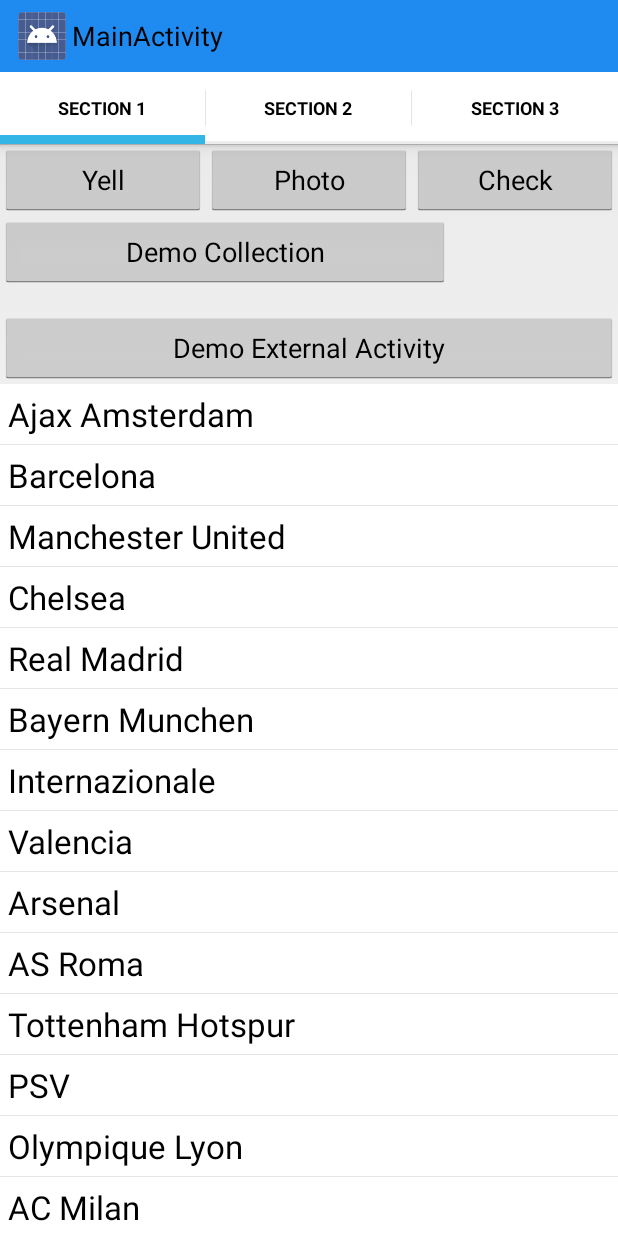
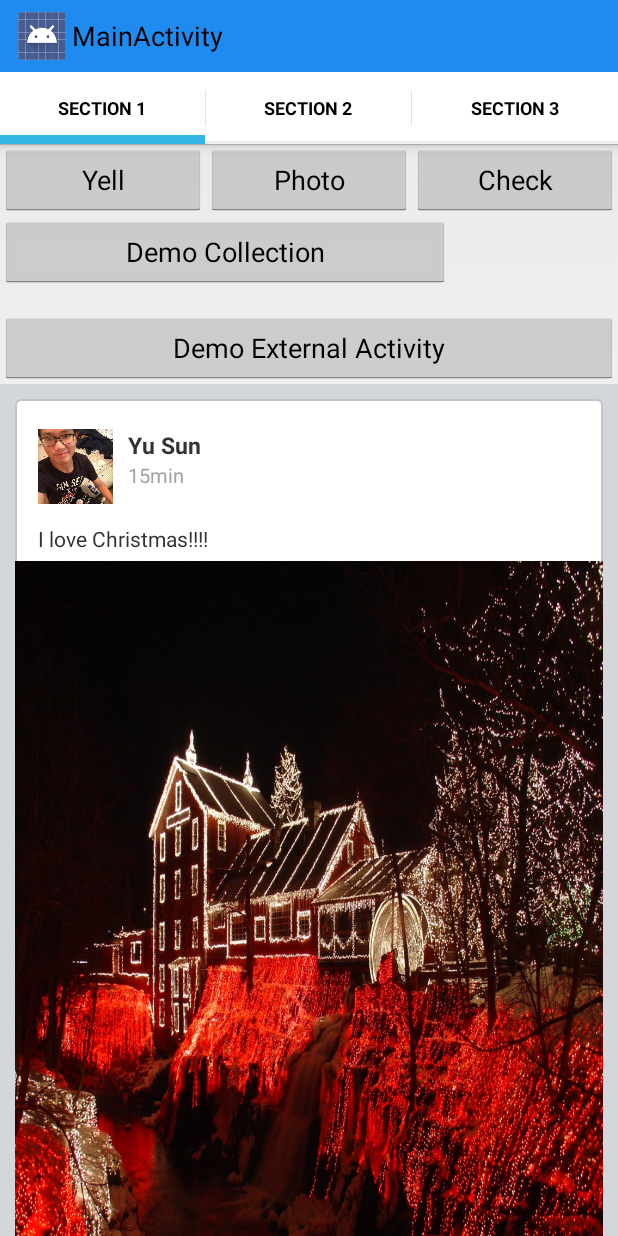
Before and after one commit to dingliheng/YellerAndroid, an Android app: the screen it shows after launch (MainActivity), on a phone screen of 412 x 824 dp. Run offline under Robolectric (Android 15) with nearby library versions, the phone set to English and light mode, and no system bars; libraries missing offline, so code that uses them is left out: com.beardedhen.androidbootstrap; plain views replace BootstrapButton; 16 statements that could not run were skipped.

Commit message:
Big BreakThrough!!

```diff
--- a/app/src/main/java/edu/utaustin/yusun/yellerandroid/LaunchpadSectionFragment.java
+++ b/app/src/main/java/edu/utaustin/yusun/yellerandroid/LaunchpadSectionFragment.java
@@ -282,6 +282,7 @@ public class LaunchpadSectionFragment extends Fragment {
             public TextView name;
         }
 
+
         /**
          * Loads the data.
          */
@@ -294,22 +295,7 @@ public class LaunchpadSectionFragment extends Fragment {
             items.add("Ajax Amsterdam");
             items.add("Barcelona");
             items.add("Manchester United");
-            items.add("Chelsea");
-            items.add("Real Madrid");
-            items.add("Bayern Munchen");
-            items.add("Internazionale");
-            items.add("Valencia");
-            items.add("Arsenal");
-            items.add("AS Roma");
-            items.add("Tottenham Hotspur");
-            items.add("PSV");
-            items.add("Olympique Lyon");
-            items.add("AC Milan");
-            items.add("Dortmund");
-            items.add("Schalke 04");
-            items.add("Twente");
-            items.add("Porto");
-            items.add("Juventus");
+
 
 
             // MANDATORY: Notify that the data has changed
@@ -344,7 +330,7 @@ public class LaunchpadSectionFragment extends Fragment {
             if (convertView == null){
                 rowView = inflater.inflate(R.layout.list_item,null);
 
-                viewHolder.name = (TextView) rowView.findViewById(R.id.textView1);
+                viewHolder.name = (TextView) rowView.findViewById(R.id.name);
 
                 rowView.setTag(viewHolder);
             }
@@ -353,6 +339,25 @@ public class LaunchpadSectionFragment extends Fragment {
 
             holder.name.setText(record);
 
+            TextView name = (TextView) rowView.findViewById(R.id.name);
+            name.setText("Yu Sun");
+            TextView timestamp = (TextView) rowView
+                    .findViewById(R.id.timestamp);
+            timestamp.setText("15min");
+
+            TextView statusMsg = (TextView) rowView
+                    .findViewById(R.id.txtStatusMsg);
+            statusMsg.setText("I love Christmas!!!!");
+
+            ImageView profilePic = (ImageView) rowView
+                    .findViewById(R.id.profilePic);
+            profilePic.setImageResource(R.mipmap.avatar);
+
+            ImageView feedImageView = (ImageView) rowView
+                    .findViewById(R.id.feedImage1);
+            feedImageView.setImageResource(R.mipmap.christmas);
+
+
             return rowView;
         }
     }
--- /dev/null
+++ b/app/src/main/java/edu/utaustin/yusun/yellerandroid/edu/utaustin/yusun/yellerandroid/data/ListItem.java
@@ -0,0 +1,74 @@
+package edu.utaustin.yusun.yellerandroid.edu.utaustin.yusun.yellerandroid.data;
+
+/**
+ * Created by yusun on 11/15/15.
+ */
+public class ListItem {
+    private int id;
+    private String name, status, image, profilePic, timeStamp;
+
+    public ListItem () {
+
+    }
+
+    public ListItem(int id, String name, String image, String status,
+                    String profilePic, String timeStamp, String url) {
+        super();
+        this.id = id;
+        this.name = name;
+        this.image = image;
+        this.status = status;
+        this.profilePic = profilePic;
+        this.timeStamp = timeStamp;
+
+    }
+
+    public int getId() {
+        return id;
+    }
+
+    public void setId(int id) {
+        this.id = id;
+    }
+
+    public String getName() {
+        return name;
+    }
+
+    public void setName(String name) {
+        this.name = name;
+    }
+
+    public String getImge() {
+        return image;
+    }
+
+    public void setImge(String image) {
+        this.image = image;
+    }
+
+    public String getStatus() {
+        return status;
+    }
+
+    public void setStatus(String status) {
+        this.status = status;
+    }
+
+    public String getProfilePic() {
+        return profilePic;
+    }
+
+    public void setProfilePic(String profilePic) {
+        this.profilePic = profilePic;
+    }
+
+    public String getTimeStamp() {
+        return timeStamp;
+    }
+
+    public void setTimeStamp(String timeStamp) {
+        this.timeStamp = timeStamp;
+    }
+
+}
--- /dev/null
+++ b/app/src/main/res/drawable/bg_parent_rounded_corner.xml
@@ -0,0 +1,19 @@
+<?xml version="1.0" encoding="utf-8"?>
+<shape xmlns:android="http://schemas.android.com/apk/res/android"
+    android:shape="rectangle" >
+
+    <!-- view background color -->
+    <solid android:color="@color/feed_item_bg" >
+    </solid>
+
+    <!-- view border color and width -->
+    <stroke
+        android:width="@dimen/feed_item_border_width"
+        android:color="@color/feed_item_border" >
+    </stroke>
+
+    <!-- Here is the corner radius -->
+    <corners android:radius="@dimen/feed_item_corner_radius" >
+    </corners>
+
+</shape>
--- a/app/src/main/res/layout/activity_publish_mood.xml
+++ b/app/src/main/res/layout/activity_publish_mood.xml
@@ -78,6 +78,7 @@
         android:layout_marginTop="10dp"
         android:layout_alignParentRight="true"
         android:text="Anonymous"
+        app:buttonMode="checkbox"
         app:bootstrapBrand="danger"
         app:showOutline="true"
         app:roundedCorners="true"
--- a/app/src/main/res/layout/list_item.xml
+++ b/app/src/main/res/layout/list_item.xml
@@ -1,12 +1,79 @@
 <?xml version="1.0" encoding="utf-8"?>
 <LinearLayout xmlns:android="http://schemas.android.com/apk/res/android"
-    android:layout_width="match_parent" android:layout_height="wrap_content">
-    <TextView
-        android:id="@+id/textView1"
-        android:layout_width="wrap_content"
+    android:layout_width="match_parent"
+    android:layout_height="match_parent"
+    android:background="@color/feed_bg"
+    android:orientation="vertical" >
+
+    <LinearLayout
+        android:layout_width="fill_parent"
         android:layout_height="fill_parent"
-        android:padding="5dp"
-        android:singleLine="true"
-        android:textColor="@android:color/black"
-        android:textSize="10pt" />
+
+        android:layout_marginLeft="@dimen/feed_item_margin"
+        android:layout_marginRight="@dimen/feed_item_margin"
+        android:layout_marginTop="@dimen/feed_item_margin"
+        android:background="@drawable/bg_parent_rounded_corner"
+        android:orientation="vertical"
+        android:paddingBottom="@dimen/feed_item_padding_top_bottom"
+        android:paddingTop="@dimen/feed_item_padding_top_bottom" >
+
+        <LinearLayout
+            android:layout_width="fill_parent"
+            android:layout_height="wrap_content"
+            android:orientation="horizontal"
+            android:paddingLeft="@dimen/feed_item_padding_left_right"
+            android:paddingRight="@dimen/feed_item_padding_left_right" >
+
+            <ImageView
+                android:id="@+id/profilePic"
+                android:layout_width="@dimen/feed_item_profile_pic"
+                android:layout_height="@dimen/feed_item_profile_pic"
+                android:background="@mipmap/avatar"
+                android:scaleType="fitCenter" >
+            </ImageView>
+
+            <LinearLayout
+                android:layout_width="fill_parent"
+                android:layout_height="wrap_content"
+                android:orientation="vertical"
+                android:paddingLeft="@dimen/feed_item_profile_info_padd" >
+
+                <TextView
+                    android:id="@+id/name"
+                    android:layout_width="fill_parent"
+                    android:layout_height="wrap_content"
+                    android:text="Yu Sun"
+                    android:textSize="@dimen/feed_item_profile_name"
+                    android:textStyle="bold" />
+
+                <TextView
+                    android:id="@+id/timestamp"
+                    android:layout_width="fill_parent"
+                    android:layout_height="wrap_content"
+                    android:textColor="@color/timestamp"
+                    android:text="16min"
+                    android:textSize="@dimen/feed_item_timestamp" />
+            </LinearLayout>
+        </LinearLayout>
+
+        <TextView
+            android:id="@+id/txtStatusMsg"
+            android:layout_width="fill_parent"
+            android:layout_height="wrap_content"
+            android:paddingBottom="5dp"
+            android:paddingLeft="@dimen/feed_item_status_pad_left_right"
+            android:paddingRight="@dimen/feed_item_status_pad_left_right"
+            android:paddingTop="@dimen/feed_item_status_pad_top" />
+
+
+        <ImageView
+            android:id="@+id/feedImage1"
+            android:layout_width="match_parent"
+            android:layout_height="wrap_content"
+            android:background="@mipmap/christmas"
+            android:scaleType="fitXY"
+            android:visibility="visible" >
+        </ImageView>
+    </LinearLayout>
+
 </LinearLayout>
--- a/app/src/main/res/values/colors.xml
+++ b/app/src/main/res/values/colors.xml
@@ -3,4 +3,11 @@
     <color name="colorPrimary">#3F51B5</color>
     <color name="colorPrimaryDark">#303F9F</color>
     <color name="colorAccent">#FF4081</color>
+<!--feed-->
+    <color name="white">#ffffff</color>
+    <color name="feed_bg">#d3d6db</color>
+    <color name="feed_item_bg">#ffffff</color>
+    <color name="feed_item_border">#c2c3c8</color>
+    <color name="link">#0a80d1</color>
+    <color name="timestamp">#a0a3a7</color>
 </resources>
--- a/app/src/main/res/values/dimens.xml
+++ b/app/src/main/res/values/dimens.xml
@@ -7,4 +7,16 @@
     <dimen name="nav_header_height">160dp</dimen>
     <dimen name="fab_margin">16dp</dimen>
     <dimen name="appbar_padding_top">8dp</dimen>
+    <!--feed-->
+    <dimen name="feed_item_margin">10dp</dimen>
+    <dimen name="feed_item_padding_top_bottom">20dp</dimen>
+    <dimen name="feed_item_padding_left_right">15dp</dimen>
+    <dimen name="feed_item_profile_pic">50dp</dimen>
+    <dimen name="feed_item_profile_info_padd">10dp</dimen>
+    <dimen name="feed_item_profile_name">15dp</dimen>
+    <dimen name="feed_item_timestamp">13dp</dimen>
+    <dimen name="feed_item_status_pad_left_right">15dp</dimen>
+    <dimen name="feed_item_status_pad_top">13dp</dimen>
+    <dimen name="feed_item_corner_radius">3dp</dimen>
+    <dimen name="feed_item_border_width">1dp</dimen>
 </resources>
```
Also changed, not shown: app/libs/volley.jar (added), app/src/main/res/mipmap-xhdpi/avatar.jpg (added), app/src/main/res/mipmap-xhdpi/christmas.JPG (added), 1 other file.
